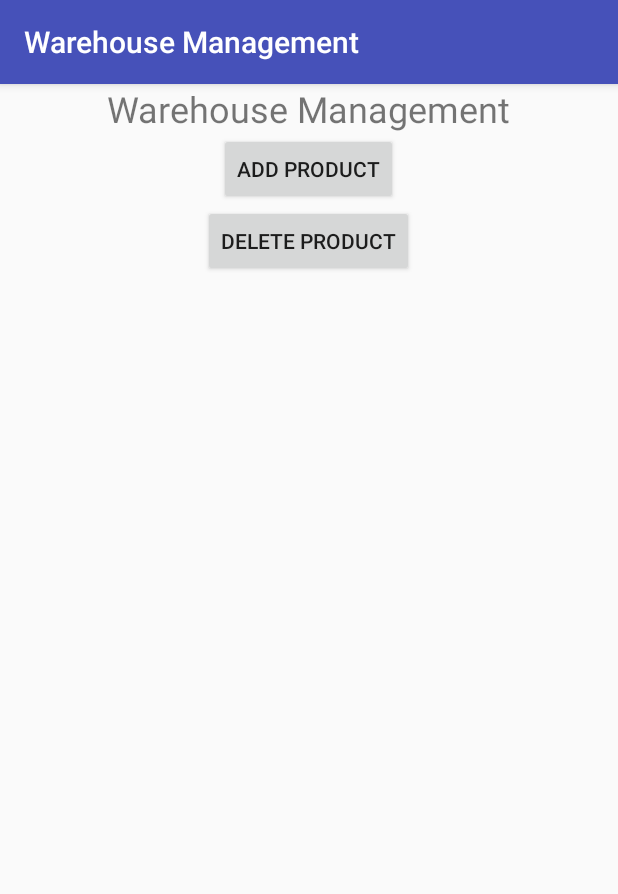
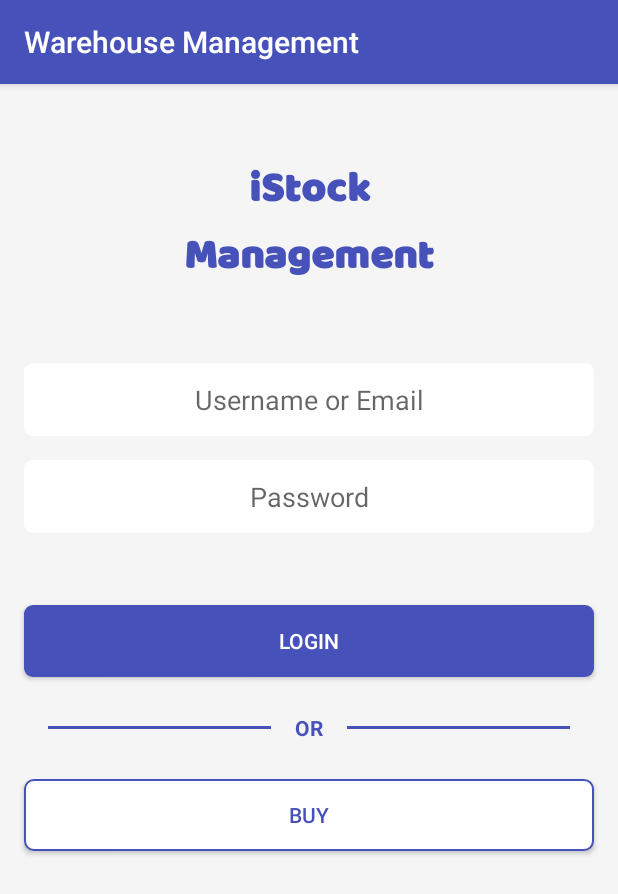
Before and after one commit to Shadi723/Warehouse.Managment, an Android app: the screen it shows after launch (MainActivity before the commit, LoginActivity after it), on a phone screen of 412 x 824 dp. Shown: the top 894 px of the screen. Run offline under Robolectric (Android 15) with nearby library versions, the phone set to English and light mode, and no system bars.

Commit message:
creating login activity

```diff
--- a/app/src/main/AndroidManifest.xml
+++ b/app/src/main/AndroidManifest.xml
@@ -12,6 +12,7 @@
         android:roundIcon="@mipmap/ic_launcher_round"
         android:supportsRtl="true"
         android:theme="@style/AppTheme">
+        <activity android:name=".LoginActivity"></activity>
         <activity android:name=".SplashActivity">
             <intent-filter>
                 <action android:name="android.intent.action.MAIN" />
@@ -19,7 +20,6 @@
                 <category android:name="android.intent.category.LAUNCHER" />
             </intent-filter>
         </activity>
-
         <activity android:name=".ProductsActivity">
             <intent-filter>
                 <action android:name="android.intent.action.VIEW" />
@@ -29,7 +29,6 @@
         </activity>
         <activity android:name=".MainActivity">
             <intent-filter>
-
                 <category android:name="android.intent.category.LAUNCHER" />
             </intent-filter>
         </activity>
--- /dev/null
+++ b/app/src/main/java/com/example/warehousemanagment/LoginActivity.java
@@ -0,0 +1,14 @@
+package com.example.warehousemanagment;
+
+import androidx.appcompat.app.AppCompatActivity;
+
+import android.os.Bundle;
+
+public class LoginActivity extends AppCompatActivity {
+
+    @Override
+    protected void onCreate(Bundle savedInstanceState) {
+        super.onCreate(savedInstanceState);
+        setContentView(R.layout.activity_login);
+    }
+}
--- a/app/src/main/java/com/example/warehousemanagment/SplashActivity.java
+++ b/app/src/main/java/com/example/warehousemanagment/SplashActivity.java
@@ -21,7 +21,7 @@ public class SplashActivity extends AppCompatActivity {
         new Handler().postDelayed(new Runnable() {
             @Override
             public void run() {
-                Intent homeIntent = new Intent(SplashActivity.this, MainActivity.class);
+                Intent homeIntent = new Intent(SplashActivity.this, LoginActivity.class);
                 startActivity(homeIntent);
                 finish();
             }
--- /dev/null
+++ b/app/src/main/res/drawable/button_primary_enabled.xml
@@ -0,0 +1,13 @@
+<?xml version="1.0" encoding="utf-8"?>
+<shape xmlns:android="http://schemas.android.com/apk/res/android" android:shape="rectangle">
+
+    <solid android:color="@color/button_primary_enabled"/>
+
+    <padding
+        android:left="7dp"
+        android:top="7dp"
+        android:right="7dp"
+        android:bottom="7dp" />
+
+    <corners android:radius= "6dp" />
+</shape>
--- /dev/null
+++ b/app/src/main/res/drawable/button_primary_pressed.xml
@@ -0,0 +1,13 @@
+<?xml version="1.0" encoding="utf-8"?>
+<shape xmlns:android="http://schemas.android.com/apk/res/android" android:shape="rectangle">
+
+    <solid android:color="@color/button_primary_disabled"/>
+
+    <padding
+        android:left="7dp"
+        android:top="7dp"
+        android:right="7dp"
+        android:bottom="7dp" />
+
+    <corners android:radius= "6dp" />
+</shape>
--- /dev/null
+++ b/app/src/main/res/drawable/button_primary_states.xml
@@ -0,0 +1,11 @@
+<?xml version="1.0" encoding="utf-8"?>
+<selector xmlns:android="http://schemas.android.com/apk/res/android">
+
+    <item
+        android:state_pressed="true"
+        android:state_enabled="true"
+        android:drawable="@drawable/button_primary_pressed" />
+    <item
+        android:state_enabled="true"
+        android:drawable="@drawable/button_primary_enabled" />
+</selector>
--- /dev/null
+++ b/app/src/main/res/drawable/button_secondary_enabled.xml
@@ -0,0 +1,18 @@
+<?xml version="1.0" encoding="utf-8"?>
+<shape xmlns:android="http://schemas.android.com/apk/res/android" android:shape="rectangle">
+
+    <solid android:color="@color/color_white"/>
+
+    <padding
+        android:left="7dp"
+        android:top="7dp"
+        android:right="7dp"
+        android:bottom="7dp" />
+
+    <corners android:radius= "6dp" />
+
+    <stroke
+        android:color="@color/colorPrimary"
+        android:width="1dp"/>
+
+</shape>
--- /dev/null
+++ b/app/src/main/res/drawable/button_secondary_pressed.xml
@@ -0,0 +1,18 @@
+<?xml version="1.0" encoding="utf-8"?>
+<shape xmlns:android="http://schemas.android.com/apk/res/android" android:shape="rectangle">
+
+    <solid android:color="@color/color_white"/>
+
+    <padding
+        android:left="7dp"
+        android:top="7dp"
+        android:right="7dp"
+        android:bottom="7dp" />
+
+    <corners android:radius= "6dp" />
+
+    <stroke
+        android:color="@color/colorPrimary"
+        android:width="2dp"/>
+
+</shape>
--- /dev/null
+++ b/app/src/main/res/drawable/button_secondary_states.xml
@@ -0,0 +1,12 @@
+<?xml version="1.0" encoding="utf-8"?>
+<selector xmlns:android="http://schemas.android.com/apk/res/android">
+
+    <item
+        android:state_pressed="true"
+        android:state_enabled="true"
+        android:drawable="@drawable/button_secondary_pressed" />
+    <item
+        android:state_enabled="true"
+        android:drawable="@drawable/button_secondary_enabled" />
+
+</selector>
--- /dev/null
+++ b/app/src/main/res/drawable/edit_text_standard.xml
@@ -0,0 +1,13 @@
+<?xml version="1.0" encoding="utf-8"?>
+<shape xmlns:android="http://schemas.android.com/apk/res/android" android:shape="rectangle">
+
+    <solid android:color="@color/color_white"/>
+
+    <padding
+        android:left="7dp"
+        android:top="7dp"
+        android:right="7dp"
+        android:bottom="7dp" />
+
+    <corners android:radius= "6dp" />
+</shape>
--- /dev/null
+++ b/app/src/main/res/layout-v26/activity_login.xml
@@ -0,0 +1,120 @@
+<?xml version="1.0" encoding="utf-8"?>
+<RelativeLayout xmlns:android="http://schemas.android.com/apk/res/android"
+    xmlns:tools="http://schemas.android.com/tools"
+    android:layout_width="match_parent"
+    android:layout_height="match_parent"
+    android:background="@color/colorBackground"
+    tools:context=".LoginActivity">
+
+    <TextView
+        android:id="@+id/txtView_logo"
+        android:layout_width="wrap_content"
+        android:layout_height="wrap_content"
+        android:layout_centerHorizontal="true"
+        android:layout_marginTop="48dp"
+        android:fontFamily="@font/font_logo2"
+        android:gravity="center_horizontal"
+        android:text="@string/app_logo"
+        android:textColor="@color/colorPrimary"
+        android:textSize="28sp"
+        android:textStyle="bold" />
+
+    <EditText
+        android:id="@+id/editTxt_username"
+        android:layout_width="match_parent"
+        android:layout_height="wrap_content"
+        android:layout_below="@id/txtView_logo"
+        android:layout_marginStart="16dp"
+        android:layout_marginTop="48dp"
+        android:layout_marginEnd="16dp"
+        android:background="@drawable/edit_text_standard"
+        android:gravity="center_horizontal|center_vertical"
+        android:hint="@string/hint_edit_text_username"
+        android:inputType="textEmailAddress"
+        android:autofillHints="emailAddress"
+        android:padding="12dp" />
+
+    <EditText
+        android:id="@+id/editTxt_password"
+        android:layout_width="match_parent"
+        android:layout_height="wrap_content"
+        android:layout_below="@id/editTxt_username"
+        android:layout_marginStart="16dp"
+        android:layout_marginTop="16dp"
+        android:layout_marginEnd="16dp"
+        android:background="@drawable/edit_text_standard"
+        android:gravity="center_horizontal|center_vertical"
+        android:hint="@string/hint_edit_text_password"
+        android:inputType="textPassword"
+        android:autofillHints="password"
+        android:padding="12dp" />
+
+    <Button
+        android:id="@+id/btn_login"
+        android:layout_width="match_parent"
+        android:layout_height="wrap_content"
+        android:layout_below="@id/editTxt_password"
+        android:layout_marginStart="16dp"
+        android:layout_marginTop="48dp"
+        android:layout_marginEnd="16dp"
+        android:background="@drawable/button_primary_states"
+        android:gravity="center_horizontal|center_vertical"
+        android:text="@string/btn_login"
+        android:textColor="@color/color_white" />
+
+    <!-- Divider container -->
+    <RelativeLayout
+        android:id="@+id/layout_divider"
+        android:layout_width="match_parent"
+        android:layout_height="36dp"
+        android:layout_below="@id/btn_login"
+        android:layout_marginStart="24dp"
+        android:layout_marginTop="16dp"
+        android:layout_marginEnd="24dp">
+
+        <View
+            android:layout_width="match_parent"
+            android:layout_height="2dp"
+            android:layout_centerHorizontal="true"
+            android:layout_centerVertical="true"
+            android:layout_margin="8dp"
+            android:layout_toStartOf="@id/txtView_or"
+            android:background="@color/colorPrimary" />
+
+        <TextView
+            android:id="@+id/txtView_or"
+            android:layout_width="wrap_content"
+            android:layout_height="wrap_content"
+            android:layout_centerHorizontal="true"
+            android:layout_centerVertical="true"
+            android:layout_margin="8dp"
+            android:gravity="center_horizontal"
+            android:text="@string/divider_or"
+            android:textColor="@color/colorPrimary"
+            android:textStyle="bold" />
+
+        <View
+            android:layout_width="match_parent"
+            android:layout_height="2dp"
+            android:layout_centerHorizontal="true"
+            android:layout_centerVertical="true"
+            android:layout_margin="8dp"
+            android:layout_toEndOf="@id/txtView_or"
+            android:background="@color/colorPrimary" />
+
+    </RelativeLayout>
+
+    <Button
+        android:id="@+id/btn_buy"
+        android:layout_width="match_parent"
+        android:layout_height="wrap_content"
+        android:layout_below="@id/layout_divider"
+        android:layout_marginStart="16dp"
+        android:layout_marginTop="16dp"
+        android:layout_marginEnd="16dp"
+        android:background="@drawable/button_secondary_states"
+        android:gravity="center_horizontal|center_vertical"
+        android:text="@string/btn_buy"
+        android:textColor="@color/colorPrimary" />
+
+</RelativeLayout>
--- /dev/null
+++ b/app/src/main/res/layout/activity_login.xml
@@ -0,0 +1,122 @@
+<?xml version="1.0" encoding="utf-8"?>
+<RelativeLayout xmlns:android="http://schemas.android.com/apk/res/android"
+    xmlns:tools="http://schemas.android.com/tools"
+    android:layout_width="match_parent"
+    android:layout_height="match_parent"
+    android:background="@color/colorBackground"
+    tools:context=".LoginActivity">
+
+    <TextView
+        android:id="@+id/txtView_logo"
+        android:layout_width="wrap_content"
+        android:layout_height="wrap_content"
+        android:layout_centerHorizontal="true"
+        android:layout_marginTop="48dp"
+        android:fontFamily="@font/font_logo2"
+        android:gravity="center_horizontal"
+        android:text="@string/app_logo"
+        android:textColor="@color/colorPrimary"
+        android:textSize="28sp"
+        android:textStyle="bold" />
+
+    <EditText
+        android:id="@+id/editTxt_username"
+        android:layout_width="match_parent"
+        android:layout_height="wrap_content"
+        android:layout_below="@id/txtView_logo"
+        android:layout_marginStart="16dp"
+        android:layout_marginTop="48dp"
+        android:layout_marginEnd="16dp"
+        android:background="@drawable/edit_text_standard"
+        android:gravity="center_horizontal|center_vertical"
+        android:hint="@string/hint_edit_text_username"
+        android:inputType="textEmailAddress"
+        android:importantForAutofill="no"
+        android:padding="12dp" />
+
+    <EditText
+        android:id="@+id/editTxt_password"
+        android:layout_width="match_parent"
+        android:layout_height="wrap_content"
+        android:layout_below="@id/editTxt_username"
+        android:layout_marginStart="16dp"
+        android:layout_marginTop="16dp"
+        android:layout_marginEnd="16dp"
+        android:background="@drawable/edit_text_standard"
+        android:gravity="center_horizontal|center_vertical"
+        android:hint="@string/hint_edit_text_password"
+        android:inputType="textPassword"
+        android:importantForAutofill="no"
+        android:padding="12dp" />
+
+    <Button
+        android:id="@+id/btn_login"
+        android:layout_width="match_parent"
+        android:layout_height="wrap_content"
+        android:layout_below="@id/editTxt_password"
+        android:layout_marginStart="16dp"
+        android:layout_marginTop="48dp"
+        android:layout_marginEnd="16dp"
+        android:background="@drawable/button_primary_states"
+        android:gravity="center_horizontal|center_vertical"
+        android:text="@string/btn_login"
+        android:textColor="@color/color_white" />
+
+    <!-- Divider container -->
+    <RelativeLayout
+        android:id="@+id/layout_divider"
+        android:layout_width="match_parent"
+        android:layout_height="36dp"
+        android:layout_below="@id/btn_login"
+        android:layout_marginStart="24dp"
+        android:layout_marginTop="16dp"
+        android:layout_marginEnd="24dp">
+
+        <View
+            android:layout_width="match_parent"
+            android:layout_height="2dp"
+            android:layout_centerHorizontal="true"
+            android:layout_centerVertical="true"
+            android:layout_margin="8dp"
+            android:layout_toStartOf="@id/txtView_or"
+            android:layout_toLeftOf="@id/txtView_or"
+            android:background="@color/colorPrimary" />
+
+        <TextView
+            android:id="@+id/txtView_or"
+            android:layout_width="wrap_content"
+            android:layout_height="wrap_content"
+            android:layout_centerHorizontal="true"
+            android:layout_centerVertical="true"
+            android:layout_margin="8dp"
+            android:gravity="center_horizontal"
+            android:text="@string/divider_or"
+            android:textColor="@color/colorPrimary"
+            android:textStyle="bold" />
+
+        <View
+            android:layout_width="match_parent"
+            android:layout_height="2dp"
+            android:layout_centerHorizontal="true"
+            android:layout_centerVertical="true"
+            android:layout_margin="8dp"
+            android:layout_toEndOf="@id/txtView_or"
+            android:layout_toRightOf="@id/txtView_or"
+            android:background="@color/colorPrimary" />
+
+    </RelativeLayout>
+
+    <Button
+        android:id="@+id/btn_buy"
+        android:layout_width="match_parent"
+        android:layout_height="wrap_content"
+        android:layout_below="@id/layout_divider"
+        android:layout_marginStart="16dp"
+        android:layout_marginTop="16dp"
+        android:layout_marginEnd="16dp"
+        android:background="@drawable/button_secondary_states"
+        android:gravity="center_horizontal|center_vertical"
+        android:text="@string/btn_buy"
+        android:textColor="@color/colorPrimary" />
+
+</RelativeLayout>
--- a/app/src/main/res/values/colors.xml
+++ b/app/src/main/res/values/colors.xml
@@ -5,5 +5,15 @@
     <color name="colorAccent">#D81B60</color>
 
     <color name="splashBackground">#4651B9</color>
+    <color name="colorBackground">#F5F5F5</color>
+
+    <color name="color_white">#FFFFFF</color>
+    <color name="color_grey">#B8B8B8</color>
+
+    <color name="button_primary_enabled">#4651B9</color>
+    <color name="button_primary_disabled">#757ED1</color>
+
+    <color name="button_secondary_enabled">#757ED1</color>
+    <color name="button_secondary_disabled">#757ED1</color>
 
 </resources>
--- a/app/src/main/res/values/strings.xml
+++ b/app/src/main/res/values/strings.xml
@@ -3,4 +3,9 @@
 
 
     <string name="app_logo">iStock\nManagement</string>
+    <string name="hint_edit_text_username">Username or Email</string>
+    <string name="btn_login">Login</string>
+    <string name="btn_buy">Buy</string>
+    <string name="divider_or">OR</string>
+    <string name="hint_edit_text_password">Password</string>
 </resources>
```
